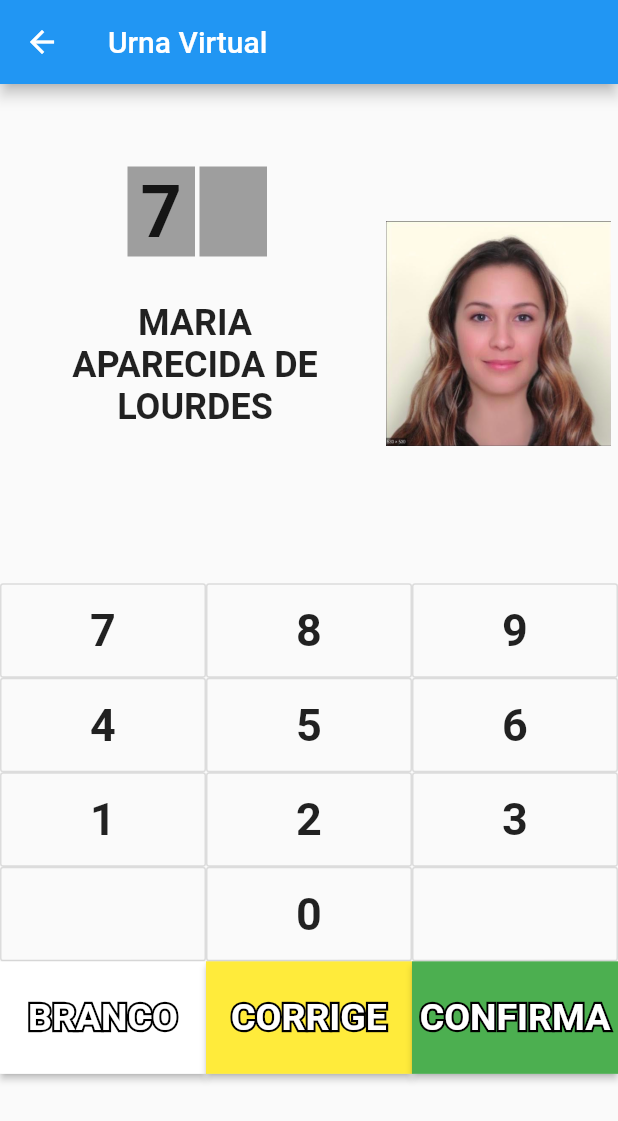
After one commit to mfkpfurlan/urna-mobile, a Flutter app: the VotePage2 screen opened directly, after a tap on an icon or button, on a phone screen of 412 x 824 dp. The commit adds this screen. Shown: the top 1121 px of the screen. Run offline on Flutter 3.47's test engine with Material 2 defaults, Android fonts, the phone set to English and light mode, and no system bars; our stand-ins replace flutter_svg.

Commit message:
display working and classes for models

```diff
--- a/lib/screens/main/components/body.dart
+++ b/lib/screens/main/components/body.dart
@@ -1,7 +1,7 @@
 import 'package:flutter/material.dart';
 import 'package:urna_mobile/legacy/screens/login/login_screen.dart';
 import 'package:urna_mobile/screens/candidates/candidates.dart';
-import 'package:urna_mobile/screens/vote/vote.dart';
+import 'package:urna_mobile/screens/vote/vote2.dart';
 
 class MenuBody extends StatelessWidget {
   @override
@@ -47,7 +47,7 @@ class MenuBody extends StatelessWidget {
                   Navigator.push(
                     context,
                     MaterialPageRoute(
-                      builder: (context) => VotePage()
+                      builder: (context) => VotePage2()
                     )
                   );
                 },
--- /dev/null
+++ b/lib/screens/vote/vote2.dart
@@ -0,0 +1,495 @@
+import 'package:flutter/material.dart';
+
+class VotePage2 extends StatefulWidget {
+  @override
+  _VotePage2State createState() => _VotePage2State();
+}
+
+class _VotePage2State extends State<VotePage2> {
+  List<String> voteOutput = ["", "", "", "", ""];
+  bool mayor = true;
+  @override
+  Widget build(BuildContext context) {
+    Size size = MediaQuery.of(context).size;
+
+    return Scaffold(
+      appBar: AppBar(title: Text('Urna Virtual')),
+      body: Container(
+        width: size.width,
+        height: size.height,
+        child: Column(
+          children: [
+            Container(
+              padding: EdgeInsets.all(5),
+              width: size.width,
+              height: size.height * 0.404,
+              child: Row(
+                mainAxisAlignment: MainAxisAlignment.spaceBetween,
+                children: [
+                  Container(
+                    height: 500,
+                    width: 250,
+                    child: Column(
+                      children: [
+                        mayorDisplay(mayor),
+                        Padding(
+                          padding: EdgeInsets.only(top: 20),
+                          child: Center(
+                            child: Container(
+                              width: 200,
+                              height: 120,
+                              decoration: BoxDecoration(
+                                color: Colors.transparent,
+                              ),
+                              child: Padding(
+                                  padding: EdgeInsets.symmetric(vertical: 10),
+                                  child: Text(
+                                    "MARIA APARECIDA DE LOURDES",
+                                    textAlign: TextAlign.center,
+                                    style: TextStyle(
+                                      fontSize: 24,
+                                      fontWeight: FontWeight.bold,
+                                    ),
+                                  )),
+                            ),
+                          ),
+                        ),
+                      ],
+                    ),
+                  ),
+                  Container(
+                    height: 200,
+                    width: 150,
+                    child: Image.asset('assets/images/woman.png'),
+                  ),
+                ],
+              ),
+            ),
+            Column(
+              children: [
+                new Row(children: [
+                  buildNumericButton("7"),
+                  buildNumericButton("8"),
+                  buildNumericButton("9"),
+                ]),
+                new Row(children: [
+                  buildNumericButton("4"),
+                  buildNumericButton("5"),
+                  buildNumericButton("6"),
+                ]),
+                new Row(children: [
+                  buildNumericButton("1"),
+                  buildNumericButton("2"),
+                  buildNumericButton("3"),
+                ]),
+                new Row(children: [
+                  buildNumericButton(""),
+                  buildNumericButton("0"),
+                  buildNumericButton(""),
+                ]),
+                new Row(children: [
+                  buildTextButton("BRANCO", Colors.white),
+                  buildTextButton("CORRIGE", Colors.yellow),
+                  buildTextButton("CONFIRMA", Colors.green),
+                ]),
+              ],
+            ),
+          ],
+        ),
+      ),
+    );
+  }
+
+  Widget buildNumericButton(String buttonText, {Function onpress}) {
+    return new Expanded(
+      child: new OutlineButton(
+        padding: new EdgeInsets.all(14),
+        child: Container(
+          decoration: BoxDecoration(
+            color: Colors.transparent,
+          ),
+          child: new Text(
+            buttonText,
+            style: TextStyle(
+              fontSize: 30,
+              fontWeight: FontWeight.bold,
+            ),
+          ),
+        ),
+        onPressed: () => {displayController(voteOutput, buttonText, mayor)},
+      ),
+    );
+  }
+
+  Widget buildTextButton(String buttonText, Color color, {Future onPress}) {
+    return new Expanded(
+      child: new RaisedButton(
+        padding: new EdgeInsets.only(),
+        child: Container(
+          width: 200,
+          height: 75,
+          decoration: BoxDecoration(
+            color: color,
+          ),
+          child: new Padding(
+            padding: EdgeInsets.only(top: 0),
+            child: Center(
+              child: new Stack(
+                children: <Widget>[
+                  new Text(
+                    buttonText,
+                    textAlign: TextAlign.center,
+                    style: TextStyle(
+                      fontSize: 25,
+                      fontWeight: FontWeight.bold,
+                      foreground: new Paint()
+                        ..style = PaintingStyle.stroke
+                        ..strokeWidth = 3
+                        ..color = Colors.black,
+                    ),
+                  ),
+                  new Text(
+                    buttonText,
+                    textAlign: TextAlign.center,
+                    style: TextStyle(
+                      fontSize: 25,
+                      fontWeight: FontWeight.bold,
+                      color: Colors.white,
+                    ),
+                  ),
+                ],
+              ),
+            ),
+          ),
+        ),
+        onPressed: () => {displayController(voteOutput, buttonText, mayor)},
+      ),
+    );
+  }
+
+  Future<void> _showMyDialog() async {
+    return showDialog<void>(
+      context: context,
+      barrierDismissible: false,
+      builder: (BuildContext context) {
+        return AlertDialog(
+          title: Text('Votacao'),
+          content: SingleChildScrollView(
+            child: ListBody(
+              children: <Widget>[
+                Text('Voce entrou na tela de votacao'),
+                Text('Para prosseguir, clique em Prosseguir'),
+              ],
+            ),
+          ),
+          actions: <Widget>[
+            OutlineButton(
+              child: Text('Prosseguir'),
+              onPressed: () {
+                Navigator.of(context).pop();
+              },
+            ),
+          ],
+        );
+      },
+    );
+  }
+
+  Widget mayorDisplay(bool mayor) {
+    Widget display;
+    if (mayor) {
+      display = Padding(
+        padding: EdgeInsets.only(top: 50),
+        child: Row(
+          children: <Widget>[
+            Padding(
+              padding: EdgeInsets.only(left: 80),
+              child: Container(
+                height: 60,
+                width: 45,
+                decoration: BoxDecoration(color: Colors.grey),
+                child: Center(
+                  child: Text(
+                    voteOutput[0],
+                    textAlign: TextAlign.center,
+                    style: TextStyle(
+                      fontSize: 48,
+                      fontWeight: FontWeight.bold,
+                    ),
+                  ),
+                ),
+              ),
+            ),
+            Padding(
+              padding: EdgeInsets.only(left: 3),
+              child: Container(
+                height: 60,
+                width: 45,
+                decoration: BoxDecoration(color: Colors.grey),
+                child: Center(
+                  child: Text(
+                    voteOutput[1],
+                    textAlign: TextAlign.center,
+                    style: TextStyle(
+                      fontSize: 48,
+                      fontWeight: FontWeight.bold,
+                    ),
+                  ),
+                ),
+              ),
+            ),
+          ],
+        ),
+      );
+    } else {
+      display = Padding(
+        padding: EdgeInsets.only(top: 50),
+        child: Row(
+          children: <Widget>[
+            Padding(
+              padding: EdgeInsets.only(left: 3),
+              child: Container(
+                height: 60,
+                width: 45,
+                decoration: BoxDecoration(color: Colors.grey),
+                child: Center(
+                  child: Text(
+                    voteOutput[0],
+                    textAlign: TextAlign.center,
+                    style: TextStyle(
+                      fontSize: 48,
+                      fontWeight: FontWeight.bold,
+                    ),
+                  ),
+                ),
+              ),
+            ),
+            Padding(
+              padding: EdgeInsets.only(left: 3),
+              child: Container(
+                height: 60,
+                width: 45,
+                decoration: BoxDecoration(color: Colors.grey),
+                child: Center(
+                  child: Text(
+                    voteOutput[1],
+                    textAlign: TextAlign.center,
+                    style: TextStyle(
+                      fontSize: 48,
+                      fontWeight: FontWeight.bold,
+                    ),
+                  ),
+                ),
+              ),
+            ),
+            Padding(
+              padding: EdgeInsets.only(left: 3),
+              child: Container(
+                height: 60,
+                width: 45,
+                decoration: BoxDecoration(color: Colors.grey),
+                child: Center(
+                  child: Text(
+                    voteOutput[2],
+                    textAlign: TextAlign.center,
+                    style: TextStyle(
+                      fontSize: 48,
+                      fontWeight: FontWeight.bold,
+                    ),
+                  ),
+                ),
+              ),
+            ),
+            Padding(
+              padding: EdgeInsets.only(left: 3),
+              child: Container(
+                height: 60,
+                width: 45,
+                decoration: BoxDecoration(color: Colors.grey),
+                child: Center(
+                  child: Text(
+                    voteOutput[3],
+                    textAlign: TextAlign.center,
+                    style: TextStyle(
+                      fontSize: 48,
+                      fontWeight: FontWeight.bold,
+                    ),
+                  ),
+                ),
+              ),
+            ),
+            Padding(
+              padding: EdgeInsets.only(left: 3),
+              child: Container(
+                height: 60,
+                width: 45,
+                decoration: BoxDecoration(color: Colors.grey),
+                child: Center(
+                  child: Text(
+                    voteOutput[4],
+                    textAlign: TextAlign.center,
+                    style: TextStyle(
+                      fontSize: 48,
+                      fontWeight: FontWeight.bold,
+                    ),
+                  ),
+                ),
+              ),
+            ),
+          ],
+        ),
+      );
+    }
+    return display;
+  }
+
+  bool isNumeric(String s) {
+    if (s == null) {
+      return false;
+    }
+    return double.tryParse(s) != null;
+  }
+
+  displayController(List<String> display, String buttonText, bool mayor) {
+    if (mayor) {
+      if (isNumeric(buttonText)) {
+        if (display[0] == "") {
+          setState(() {
+            voteOutput[0] = buttonText;
+          });
+        } else if (display[1] == "") {
+          setState(() {
+            voteOutput[1] = buttonText;
+            //confirmation dialog
+          });
+        } else if (display[1] != "") {
+          //confirmation dialog
+          print("MAX LENGTH");
+          print(display);
+          return;
+        }
+      } else {
+        if (buttonText == "CORRIGE") {
+          if (display[1] != "") {
+            setState(() {
+              display[1] = "";
+            });
+          } else if (display[0] != "") {
+            setState(() {
+              display[0] = "";
+            });
+          } else {
+            //dialog
+            print("ALREADY CLEARED");
+            print(display.sublist(0,2));
+            return;
+          }
+        } else if (buttonText == "BRANCO") {
+          //dialog
+          setState(() {
+            display[0] = "";
+            display[1] = "";
+          });
+          print("BRANCO");
+          print(display);
+          return;
+        } else if (buttonText == "CONFIRMA") {
+          if (display[0] != "" && display[1] != "") {
+            //dialog
+            print("CONFIRMA");
+            print(display.sublist(0,2));
+          } else {
+            //dialog
+            print("NOT YET");
+            print(display);
+            return;
+          }
+        }
+      }
+    } else {
+      if (isNumeric(buttonText)) {
+        if (display[0] == "") {
+          setState(() {
+            voteOutput[0] = buttonText;
+          });
+        } else if (display[1] == "") {
+          setState(() {
+            voteOutput[1] = buttonText;
+            //confirmation dialog
+          });
+        } else if (display[2] == "") {
+          setState(() {
+            voteOutput[2] = buttonText;
+            //confirmation dialog
+          });
+        } else if (display[3] == "") {
+          setState(() {
+            voteOutput[3] = buttonText;
+            //confirmation dialog
+          });
+        } else if (display[4] == "") {
+          setState(() {
+            voteOutput[4] = buttonText;
+            //confirmation dialog
+          });
+        } else if (display[4] != "") {
+          //confirmation dialog
+          print("MAX LENGTH");
+          print(display);
+          return;
+        }
+      } else {
+        if (buttonText == "CORRIGE") {
+          if (display[4] != "") {
+            setState(() {
+              display[4] = "";
+            });
+          } else if (display[3] != "") {
+            setState(() {
+              display[3] = "";
+            });
+          } else if (display[2] != "") {
+            setState(() {
+              display[2] = "";
+            });
+          } else if (display[1] != "") {
+            setState(() {
+              display[1] = "";
+            });
+          } else if (display[0] != "") {
+            setState(() {
+              display[0] = "";
+            });
+          } else {
+            //dialog
+            print("ALREADY CLEARED");
+            print(display);
+            return;
+          }
+        } else if (buttonText == "BRANCO") {
+          //dialog
+          setState(() {
+            display[0] = "";
+            display[1] = "";
+            display[2] = "";
+            display[3] = "";
+            display[4] = "";
+          });
+          print("BRANCO");
+          print(display);
+          return;
+        } else if (buttonText == "CONFIRMA") {
+          if (!display.contains("")) {
+            //dialog
+            print("CONFIRMA");
+            print(display);
+          } else {
+            //dialog
+            print("NOT YET");
+            return;
+          }
+        }
+      }
+    }
+  }
+}
```
Also changed, not shown: lib/db/candidate.dart (added, +172 -0 lines), lib/db/voter.dart (added, +62 -0 lines).
